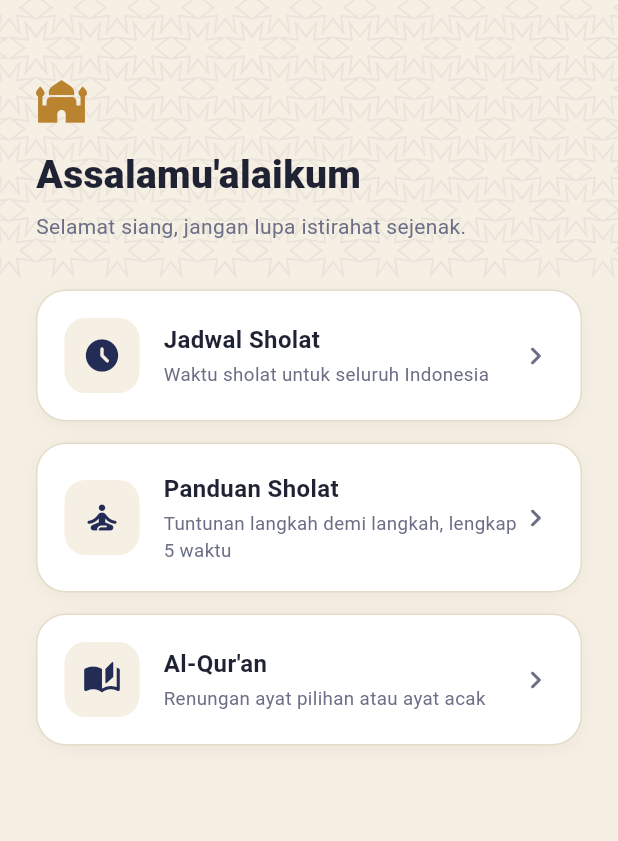
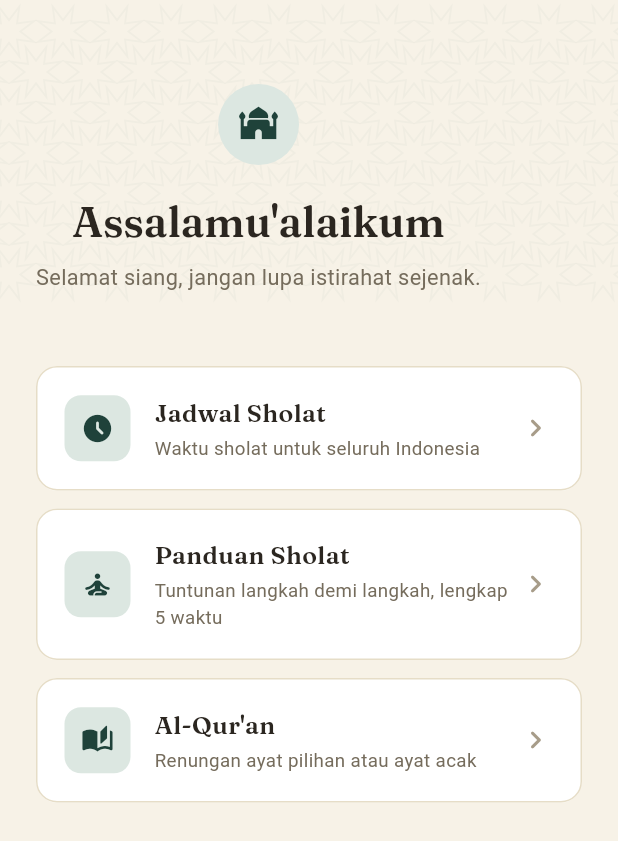
Before and after one commit to aljuhaeda/MuslimAll, a Flutter app: the screen it shows after launch, on a phone screen of 412 x 824 dp. Shown: the top 841 px of the screen. Run offline on Flutter 3.47's test engine with Material 3 defaults, Android fonts, the phone set to English and light mode, and no system bars; our stand-ins replace audioplayers, dio, get, shared_preferences.

Commit message:
Redesign: quiet warm-neutral palette + Fraunces display type (prototype: Home hub)
New design direction, scoped with the project owner before implementing:
- Palette: warm parchment ground, warm ink (not cool black), a single
  restrained teal accent for the Islamic identity (replaces the louder
  indigo/amber "lantern at night" look), brass reserved for sparing
  highlight moments only.
- Typography: Fraunces (OFL-licensed, bundled) for headings/titles —
  warm, characterful, distinct from generic app type. Body stays on
  system fonts.
- Pattern motifs: kept but pushed further toward barely-there (opacity
  down, recolored to the new accent) rather than removed.
- Old AppColors names kept as deprecated aliases pointing at the new
  tokens, so the other three screens keep compiling/rendering correctly
  on the new palette without needing simultaneous rewrites.
- Home hub rebuilt as the first full application of the new system:
  centered layout tightened, cards de-weighted (no shadow, thinner
  border), icon treatment moved to the teal-soft tint.

Verified: flutter analyze clean, all 14 tests pass, flutter build web
succeeds, Fraunces confirmed present in the build's FontManifest.

```diff
--- a/lib/theme/app_theme.dart
+++ b/lib/theme/app_theme.dart
@@ -1,55 +1,132 @@
 import 'package:flutter/material.dart';
 
-/// Design tokens for MuslimAll — "lantern at night" palette: a deep indigo
-/// night sky with warm amber lantern-light accents on a warm sand ground.
-/// Distinct from a daytime mosque-tilework look; evokes tahajjud/night
-/// prayer stillness rather than a generic Material app.
+/// Design tokens for MuslimAll — quiet, warm, neutral base with a single
+/// restrained Islamic-identity accent (a deep muted teal, evoking mosque
+/// tilework without being loud), plus a brass tone used sparingly for
+/// small emphasis moments. Replaces the earlier "lantern at night"
+/// indigo/amber identity with something closer to a well-designed book:
+/// warm paper, generous whitespace, quiet color, one considered accent.
 class AppColors {
   AppColors._();
 
-  static const Color indigoDeep = Color(0xFF161B33);
-  static const Color indigo = Color(0xFF232C55);
-  static const Color indigoLight = Color(0xFF3A4576);
-  static const Color amber = Color(0xFFE0A458);
-  static const Color amberLight = Color(0xFFF3C989);
-  static const Color amberDeep = Color(0xFFB9832F);
-  static const Color sand = Color(0xFFF6EFE3);
+  // Warm neutral ground — the base the whole app sits on.
+  static const Color paper = Color(0xFFF7F2E7);
   static const Color card = Color(0xFFFFFFFF);
-  static const Color ink = Color(0xFF1F2233);
-  static const Color inkMuted = Color(0xFF6B6F86);
-  static const Color divider = Color(0xFFE4DCC8);
+  static const Color divider = Color(0xFFE6DDC7);
+
+  // Warm ink, not cool black — text should feel like it's printed on the
+  // paper tone above, not pasted on top of it.
+  static const Color ink = Color(0xFF2B2620);
+  static const Color inkMuted = Color(0xFF756C5C);
+  static const Color inkFaint = Color(0xFFA79C89);
+
+  // Primary accent: a deep, muted teal. Used for actionable elements
+  // (buttons, active states, links) — quiet enough to sit in a neutral
+  // page without dominating it.
+  static const Color teal = Color(0xFF2F5D53);
+  static const Color tealDeep = Color(0xFF1F423A);
+  static const Color tealSoft = Color(0xFFDCE7E1);
+
+  // Secondary accent: muted brass, spent sparingly (a single highlight
+  // moment per screen — e.g. the current-prayer marker), never as a
+  // large fill or repeated across many elements.
+  static const Color brass = Color(0xFFAD7F35);
+  static const Color brassSoft = Color(0xFFEFE3C7);
+
+  // Deprecated aliases kept only so older references don't hard-crash
+  // during the transition; new code should use the tokens above.
+  static const Color indigo = teal;
+  static const Color indigoDeep = tealDeep;
+  static const Color indigoLight = tealSoft;
+  static const Color amber = brass;
+  static const Color amberLight = brassSoft;
+  static const Color amberDeep = brass;
+  static const Color sand = paper;
 }
 
 class AppTheme {
   AppTheme._();
 
+  static const String displayFontFamily = 'Fraunces';
+
   static ThemeData get light {
     final base = ThemeData(useMaterial3: true, brightness: Brightness.light);
+    final textTheme = base.textTheme.apply(
+      bodyColor: AppColors.ink,
+      displayColor: AppColors.ink,
+    );
+
     return base.copyWith(
-      scaffoldBackgroundColor: AppColors.sand,
+      scaffoldBackgroundColor: AppColors.paper,
       colorScheme: base.colorScheme.copyWith(
-        primary: AppColors.indigo,
-        secondary: AppColors.amber,
+        primary: AppColors.teal,
+        secondary: AppColors.brass,
         surface: AppColors.card,
       ),
-      appBarTheme: const AppBarTheme(
-        backgroundColor: AppColors.indigoDeep,
-        foregroundColor: Colors.white,
+      appBarTheme: AppBarTheme(
+        backgroundColor: AppColors.paper,
+        foregroundColor: AppColors.ink,
         elevation: 0,
-        centerTitle: true,
+        scrolledUnderElevation: 0,
+        centerTitle: false,
+        titleTextStyle: TextStyle(
+          fontFamily: displayFontFamily,
+          fontWeight: FontWeight.w600,
+          fontSize: 20,
+          color: AppColors.ink,
+        ),
       ),
       elevatedButtonTheme: ElevatedButtonThemeData(
         style: ElevatedButton.styleFrom(
-          backgroundColor: AppColors.amber,
-          foregroundColor: AppColors.indigoDeep,
+          backgroundColor: AppColors.teal,
+          foregroundColor: Colors.white,
           padding: const EdgeInsets.symmetric(horizontal: 28, vertical: 14),
-          shape: RoundedRectangleBorder(borderRadius: BorderRadius.circular(999)),
-          textStyle: const TextStyle(fontWeight: FontWeight.w700, letterSpacing: 0.3),
+          shape: RoundedRectangleBorder(borderRadius: BorderRadius.circular(12)),
+          textStyle: const TextStyle(fontWeight: FontWeight.w600, letterSpacing: 0.2),
+          elevation: 0,
         ),
       ),
-      textTheme: base.textTheme.apply(
-        bodyColor: AppColors.ink,
-        displayColor: AppColors.ink,
+      filledButtonTheme: FilledButtonThemeData(
+        style: FilledButton.styleFrom(
+          backgroundColor: AppColors.teal,
+          foregroundColor: Colors.white,
+          padding: const EdgeInsets.symmetric(horizontal: 24, vertical: 14),
+          shape: RoundedRectangleBorder(borderRadius: BorderRadius.circular(12)),
+        ),
+      ),
+      outlinedButtonTheme: OutlinedButtonThemeData(
+        style: OutlinedButton.styleFrom(
+          foregroundColor: AppColors.ink,
+          side: const BorderSide(color: AppColors.divider),
+          padding: const EdgeInsets.symmetric(horizontal: 24, vertical: 14),
+          shape: RoundedRectangleBorder(borderRadius: BorderRadius.circular(12)),
+        ),
+      ),
+      cardTheme: CardThemeData(
+        color: AppColors.card,
+        elevation: 0,
+        shape: RoundedRectangleBorder(
+          borderRadius: BorderRadius.circular(16),
+          side: const BorderSide(color: AppColors.divider),
+        ),
+      ),
+      dividerTheme: const DividerThemeData(color: AppColors.divider, thickness: 1),
+      switchTheme: SwitchThemeData(
+        thumbColor: WidgetStateProperty.resolveWith(
+          (states) => states.contains(WidgetState.selected) ? AppColors.teal : AppColors.inkFaint,
+        ),
+        trackColor: WidgetStateProperty.resolveWith(
+          (states) => states.contains(WidgetState.selected) ? AppColors.tealSoft : AppColors.divider,
+        ),
+      ),
+      textTheme: textTheme.copyWith(
+        displayLarge: textTheme.displayLarge?.copyWith(fontFamily: displayFontFamily, fontWeight: FontWeight.w600),
+        displayMedium: textTheme.displayMedium?.copyWith(fontFamily: displayFontFamily, fontWeight: FontWeight.w600),
+        displaySmall: textTheme.displaySmall?.copyWith(fontFamily: displayFontFamily, fontWeight: FontWeight.w600),
+        headlineLarge: textTheme.headlineLarge?.copyWith(fontFamily: displayFontFamily, fontWeight: FontWeight.w600),
+        headlineMedium: textTheme.headlineMedium?.copyWith(fontFamily: displayFontFamily, fontWeight: FontWeight.w600),
+        headlineSmall: textTheme.headlineSmall?.copyWith(fontFamily: displayFontFamily, fontWeight: FontWeight.w600),
+        titleLarge: textTheme.titleLarge?.copyWith(fontFamily: displayFontFamily, fontWeight: FontWeight.w600),
       ),
     );
   }
--- a/lib/view/homepage.dart
+++ b/lib/view/homepage.dart
@@ -24,48 +24,57 @@ class HomePage extends StatelessWidget {
       body: SafeArea(
         child: Center(
           child: ConstrainedBox(
-            constraints: const BoxConstraints(maxWidth: 560),
+            constraints: const BoxConstraints(maxWidth: 520),
             child: ListView(
-              padding: const EdgeInsets.fromLTRB(24, 32, 24, 24),
+              padding: const EdgeInsets.fromLTRB(24, 48, 24, 32),
               children: [
                 Stack(
                   children: [
                     Positioned.fill(
-                      child: IslamicLatticeBackground(lineColor: AppColors.indigo, opacity: 0.06),
+                      child: IslamicLatticeBackground(lineColor: AppColors.teal, opacity: 0.035),
                     ),
                     Padding(
-                      padding: const EdgeInsets.symmetric(vertical: 20),
+                      padding: const EdgeInsets.symmetric(vertical: 8),
                       child: Column(
-                        crossAxisAlignment: CrossAxisAlignment.start,
+                        crossAxisAlignment: CrossAxisAlignment.center,
                         children: [
-                          const Icon(Icons.mosque, color: AppColors.amberDeep, size: 34),
-                          const SizedBox(height: 12),
-                          const Text(
+                          Container(
+                            padding: const EdgeInsets.all(14),
+                            decoration: const BoxDecoration(color: AppColors.tealSoft, shape: BoxShape.circle),
+                            child: const Icon(Icons.mosque_rounded, color: AppColors.tealDeep, size: 26),
+                          ),
+                          const SizedBox(height: 20),
+                          Text(
                             "Assalamu'alaikum",
-                            style: TextStyle(fontSize: 26, fontWeight: FontWeight.w800, color: AppColors.ink),
+                            textAlign: TextAlign.center,
+                            style: Theme.of(context).textTheme.headlineMedium?.copyWith(color: AppColors.ink),
                           ),
-                          const SizedBox(height: 6),
-                          Text(_greetingSubtext(), style: const TextStyle(fontSize: 14, color: AppColors.inkMuted)),
+                          const SizedBox(height: 8),
+                          Text(
+                            _greetingSubtext(),
+                            textAlign: TextAlign.center,
+                            style: const TextStyle(fontSize: 14.5, color: AppColors.inkMuted, height: 1.5),
+                          ),
                         ],
                       ),
                     ),
                   ],
                 ),
-                const SizedBox(height: 12),
+                const SizedBox(height: 40),
                 _HomeOptionCard(
                   icon: Icons.access_time_filled_rounded,
                   title: 'Jadwal Sholat',
                   subtitle: 'Waktu sholat untuk seluruh Indonesia',
                   onTap: () => Navigator.of(context).push(MaterialPageRoute(builder: (_) => const PrayerTimesScreen())),
                 ),
-                const SizedBox(height: 14),
+                const SizedBox(height: 12),
                 _HomeOptionCard(
                   icon: Icons.self_improvement_rounded,
                   title: 'Panduan Sholat',
                   subtitle: 'Tuntunan langkah demi langkah, lengkap 5 waktu',
                   onTap: () => Navigator.of(context).push(MaterialPageRoute(builder: (_) => const PrayerGuideScreen())),
                 ),
-                const SizedBox(height: 14),
+                const SizedBox(height: 12),
                 _HomeOptionCard(
                   icon: Icons.auto_stories_rounded,
                   title: "Al-Qur'an",
@@ -91,37 +100,47 @@ class _HomeOptionCard extends StatelessWidget {
 
   @override
   Widget build(BuildContext context) {
-    return InkWell(
+    return Material(
+      color: AppColors.card,
+      borderRadius: BorderRadius.circular(14),
+      child: InkWell(
         onTap: onTap,
-      borderRadius: BorderRadius.circular(20),
+        borderRadius: BorderRadius.circular(14),
         child: Container(
           decoration: BoxDecoration(
-          color: AppColors.card,
-          borderRadius: BorderRadius.circular(20),
+            borderRadius: BorderRadius.circular(14),
             border: Border.all(color: AppColors.divider),
-          boxShadow: [BoxShadow(color: Colors.black.withValues(alpha: 0.04), blurRadius: 10, offset: const Offset(0, 3))],
           ),
           padding: const EdgeInsets.all(18),
           child: Row(
             children: [
               Container(
-              padding: const EdgeInsets.all(12),
-              decoration: BoxDecoration(color: AppColors.sand, borderRadius: BorderRadius.circular(14)),
-              child: Icon(icon, color: AppColors.indigo, size: 26),
+                padding: const EdgeInsets.all(11),
+                decoration: BoxDecoration(color: AppColors.tealSoft, borderRadius: BorderRadius.circular(11)),
+                child: Icon(icon, color: AppColors.tealDeep, size: 22),
               ),
               const SizedBox(width: 16),
               Expanded(
                 child: Column(
                   crossAxisAlignment: CrossAxisAlignment.start,
                   children: [
-                  Text(title, style: const TextStyle(fontSize: 16, fontWeight: FontWeight.w700, color: AppColors.ink)),
+                    Text(
+                      title,
+                      style: const TextStyle(
+                        fontFamily: AppTheme.displayFontFamily,
+                        fontSize: 16.5,
+                        fontWeight: FontWeight.w600,
+                        color: AppColors.ink,
+                      ),
+                    ),
                     const SizedBox(height: 3),
                     Text(subtitle, style: const TextStyle(fontSize: 12.5, color: AppColors.inkMuted)),
                   ],
                 ),
               ),
-            const Icon(Icons.chevron_right_rounded, color: AppColors.inkMuted),
+              const Icon(Icons.chevron_right_rounded, color: AppColors.inkFaint),
             ],
+          ),
         ),
       ),
     );
```
Also changed, not shown: assets/fonts/OFL.txt (added, +93 -0 lines), pubspec.yaml (+9 -0 lines), assets/fonts/Fraunces-Italic.ttf (added), assets/fonts/Fraunces-Regular.ttf (added), assets/fonts/Fraunces-SemiBold.ttf (added). Lines whose indentation alone changed are shown as unchanged.
